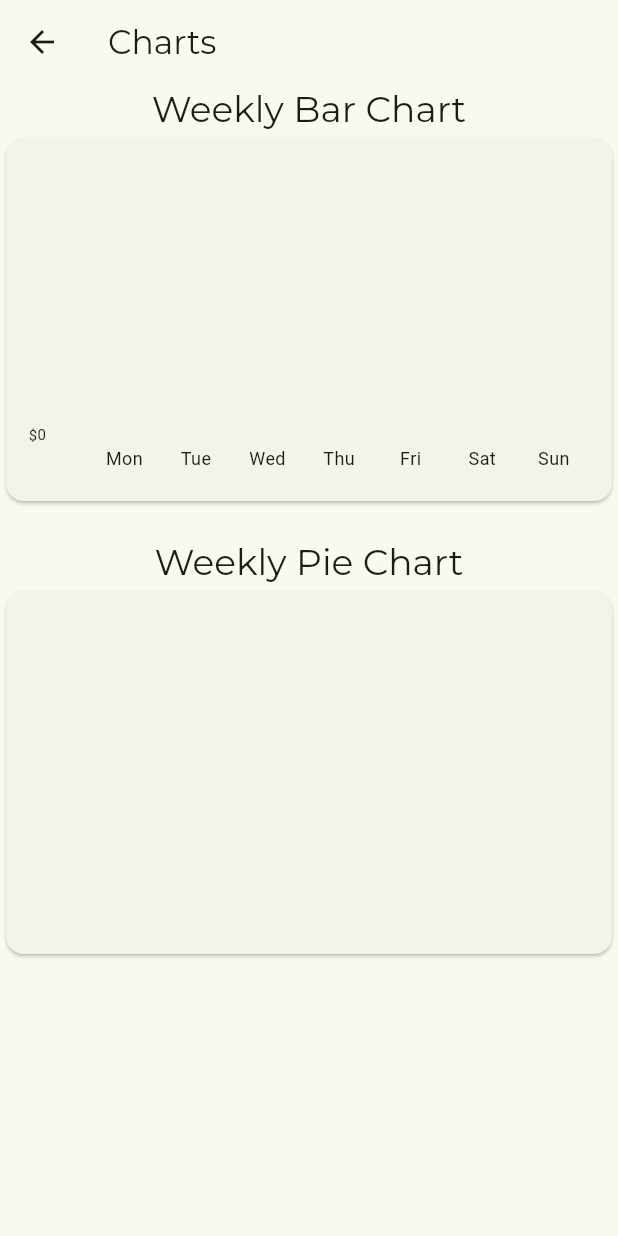
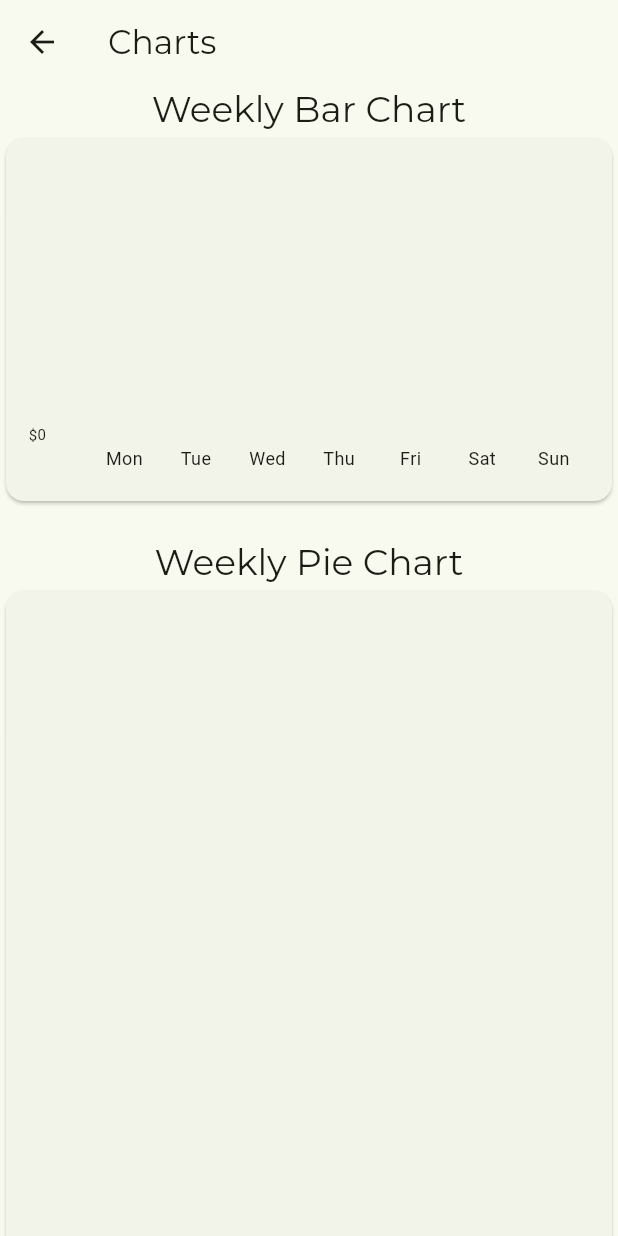
Before and after one commit to 808thlife/Smart-expense-tracker, a Flutter app: the screen it shows after launch, in the side drawer, after a tap on "Charts", on a phone screen of 412 x 824 dp. Run offline on Flutter 3.47's test engine with Material 3 defaults, Android fonts, the phone set to English and light mode, and no system bars; drawn by our look-alikes of fl_chart; our stand-ins replace flutter_dotenv, flutter_markdown, flutter_riverpod, google_fonts, google_generative_ai, hive and 2 more; accounts and stored records are empty; Roboto replaces fonts that are missing (Montserrat Alternates).

Commit message:
made charts prettier

```diff
--- a/lib/pages/charts/charts_screen.dart
+++ b/lib/pages/charts/charts_screen.dart
@@ -11,7 +11,8 @@ class ChartsScreen extends StatelessWidget {
       appBar: AppBar(
         title: const Text("Charts"),
       ),
-      body: Column(
+      body: SingleChildScrollView(
+        child: Column(
           children: [
             Text(
               "Weekly Bar Chart",
@@ -32,7 +33,7 @@ class ChartsScreen extends StatelessWidget {
               style: Theme.of(context).textTheme.headlineSmall,
             ),
             const SizedBox(
-            height: 250,
+              height: 500,
               width: double.infinity,
               child: Card(
                 child: PieChartWidget(),
@@ -40,6 +41,7 @@ class ChartsScreen extends StatelessWidget {
             )
           ],
         ),
+      ),
     );
   }
 }
--- a/lib/pages/charts/widgets/bar_graph/weekly_chart.dart
+++ b/lib/pages/charts/widgets/bar_graph/weekly_chart.dart
@@ -94,8 +94,10 @@ class _WeeklyChartState extends ConsumerState<WeeklyChart> {
                     List<String> days = weeklies.keys.toList();
                     return Padding(
                       padding: const EdgeInsets.only(top: 8.0),
-                      child: Text(days[value.toInt()],
-                          style: const TextStyle(fontSize: 12)),
+                      child: Text(
+                        days[value.toInt()],
+                        style: const TextStyle(fontSize: 12),
+                      ),
                     );
                   },
                   reservedSize: 30,
--- a/lib/pages/charts/widgets/pie_chart/pie_chart.dart
+++ b/lib/pages/charts/widgets/pie_chart/pie_chart.dart
@@ -76,23 +76,24 @@ class _PieChartWidgetState extends State<PieChartWidget> {
   Widget build(BuildContext context) {
     int? touchedIndex;
     final data = getWeekdayExpenseSums();
-    final sections = data.entries
-        .where((entry) => entry.value > 0)
+    final nonZeroEntries =
+        data.entries.where((entry) => entry.value > 0).toList();
+
+    final sections = nonZeroEntries
         .map((entry) => PieChartSectionData(
               color: _getColor(entry.key),
               value: entry.value,
-              title: '${entry.key}\n\$${entry.value}',
+              title: '', // Remove text from sections
               radius: touchedIndex == _getDayIndex(entry.key) ? 120 : 100,
-              titleStyle: const TextStyle(
-                fontSize: 14,
-                fontWeight: FontWeight.bold,
-                color: Colors.white,
-              ),
             ))
         .toList();
 
-    return SizedBox(
-      height: 400,
+    return Container(
+      height: 400, // Fixed total height
+      padding: const EdgeInsets.all(16),
+      child: Column(
+        children: [
+          Expanded(
             child: PieChart(
               PieChartData(
                 pieTouchData: PieTouchData(
@@ -101,7 +102,7 @@ class _PieChartWidgetState extends State<PieChartWidget> {
                       if (!event.isInterestedForInteractions ||
                           pieTouchResponse == null ||
                           pieTouchResponse.touchedSection == null) {
-                  touchedIndex = -1;
+                        touchedIndex = null;
                         return;
                       }
                       touchedIndex =
@@ -110,9 +111,47 @@ class _PieChartWidgetState extends State<PieChartWidget> {
                   },
                 ),
                 sectionsSpace: 2,
-          centerSpaceRadius: 0,
+                centerSpaceRadius: 40,
                 sections: sections,
               ),
+            ),
+          ),
+          const SizedBox(height: 16),
+          // Legend wrapped in a container with fixed height
+          Container(
+            height: 80, // Fixed height for legend
+            child: SingleChildScrollView(
+              child: Wrap(
+                spacing: 16,
+                runSpacing: 8,
+                alignment: WrapAlignment.center,
+                children: nonZeroEntries.map((entry) {
+                  return Row(
+                    mainAxisSize: MainAxisSize.min,
+                    children: [
+                      Container(
+                        width: 16,
+                        height: 16,
+                        decoration: BoxDecoration(
+                          color: _getColor(entry.key),
+                          shape: BoxShape.circle,
+                        ),
+                      ),
+                      const SizedBox(width: 4),
+                      Text(
+                        '${entry.key}: \$${entry.value.toStringAsFixed(2)}',
+                        style: const TextStyle(
+                          fontSize: 14,
+                          fontWeight: FontWeight.bold,
+                        ),
+                      ),
+                    ],
+                  );
+                }).toList(),
+              ),
+            ),
+          ),
+        ],
       ),
     );
   }
@@ -120,19 +159,19 @@ class _PieChartWidgetState extends State<PieChartWidget> {
   Color _getColor(String day) {
     switch (day) {
       case 'Mon':
-        return Colors.red;
+        return Theme.of(context).colorScheme.error;
       case 'Tue':
         return Colors.blue;
       case 'Wed':
-        return Colors.green;
+        return Theme.of(context).colorScheme.primary;
       case 'Thu':
-        return Colors.purple;
+        return const Color.fromARGB(255, 156, 59, 173);
       case 'Fri':
-        return Colors.orange;
+        return const Color.fromARGB(255, 232, 160, 52);
       case 'Sat':
-        return Colors.pink;
+        return const Color.fromARGB(255, 212, 63, 113);
       case 'Sun':
-        return Colors.teal;
+        return const Color.fromARGB(255, 18, 142, 130);
       default:
         return Colors.grey;
     }
```
Also changed, not shown: lib/pages/ai_analysis/ai_screen.dart (+7 -1 lines). Lines whose indentation alone changed are shown as unchanged.
